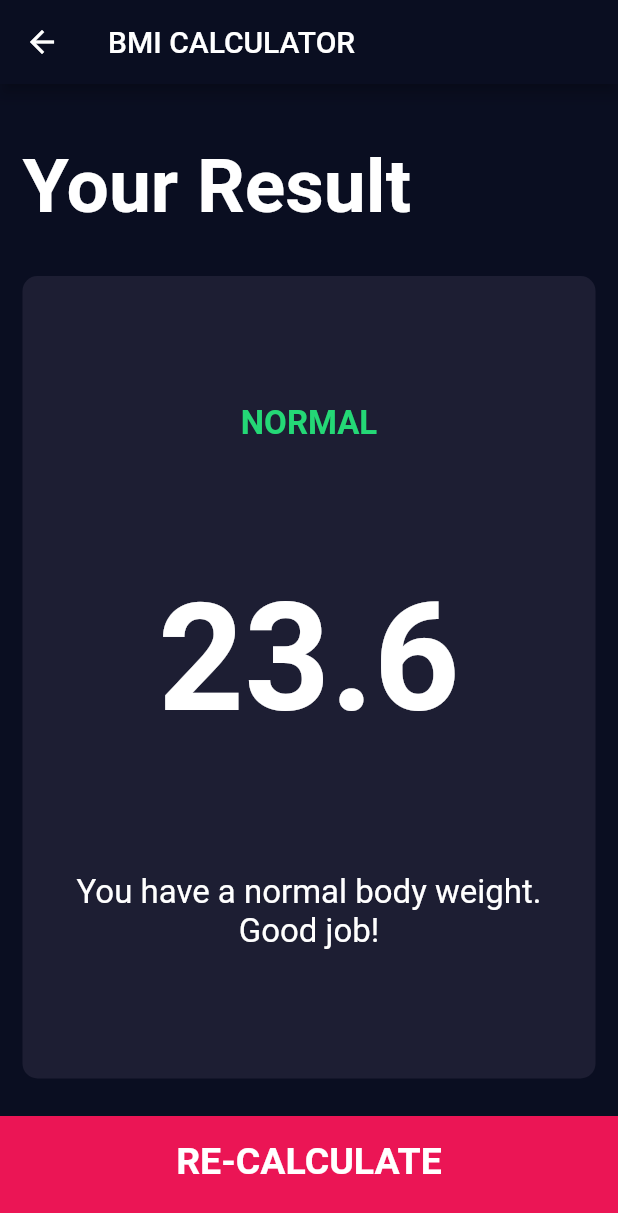
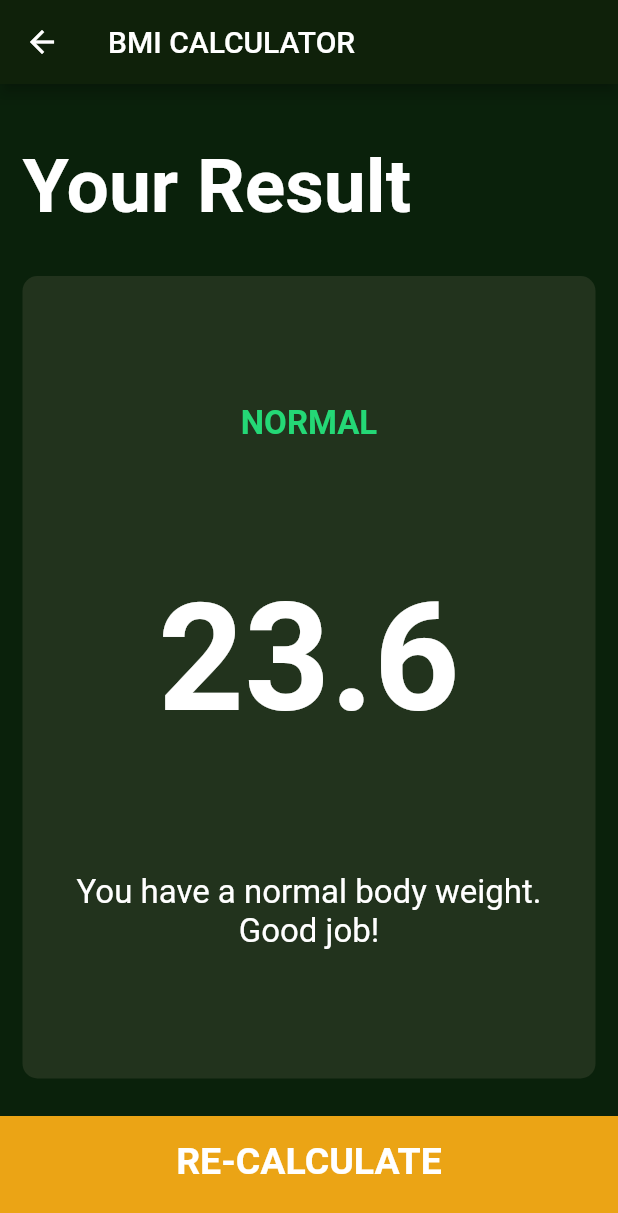
Before and after one commit to AhmadTomi/bmi_calc, a Flutter app: the screen it shows after launch, after a tap on the "remove" icon, after a tap on the "add" icon, after a tap on "CALCULATE", on a phone screen of 412 x 824 dp. Shown: the top 1213 px of the screen. Run offline on Flutter 3.47's test engine with Material 2 defaults, Android fonts, the phone set to English and light mode, and no system bars.

Commit message:
Modify Color UI

```diff
--- a/lib/data/class/human.dart
+++ b/lib/data/class/human.dart
@@ -6,19 +6,15 @@ class Human {
     int? height;
     int? weight;
     int? age;
-    double? bmi;
+    double? _bmi;
 
     Human({this.selectedGender,this.age,this.height,this.weight});
 
-    String calculateBMI() {
-      bmi = weight! / pow(height! / 100, 2);
-      return bmi!.toStringAsFixed(1);
-    }
 
     String getResult() {
-      if (bmi! >= 25) {
+      if (_bmi! >= 25) {
         return 'Overweight';
-      } else if (bmi! > 18.5) {
+      } else if (_bmi! > 18.5) {
         return 'Normal';
       } else {
         return 'Underweight';
@@ -26,12 +22,18 @@ class Human {
     }
 
     String getInterpretation() {
-      if (bmi! >= 25) {
+      if (_bmi! >= 25) {
         return 'You have a higher than normal body weight. Try to exercise more.';
-      } else if (bmi! > 18.5) {
+      } else if (_bmi! > 18.5) {
         return 'You have a normal body weight. Good job!';
       } else {
         return 'You have a lower than normal body weight. You can eat a bit more.';
       }
     }
+
+    String calculateBMI() {
+    _bmi = weight! / pow(height! / 100, 2);
+    var result = _bmi!.toStringAsFixed(1);
+    return result;
   }
+  }
--- a/lib/main.dart
+++ b/lib/main.dart
@@ -15,10 +15,10 @@ class MyApp extends StatelessWidget {
     return MaterialApp(
       title: 'BMI CALCULATOR',
       theme: ThemeData(
-        primaryColor: const Color(0xFF0A0E21),
-        scaffoldBackgroundColor: const Color(0xFF0A0E21),
+        primaryColor: const Color(0xFF0A2112),
+        scaffoldBackgroundColor: const Color(0xFF0A210B),
         appBarTheme: const AppBarTheme(
-          backgroundColor: Color(0xFF0A0E21),
+          backgroundColor: Color(0xFF0F210A),
         ),
       ),
       home: const InputPage(),
--- a/lib/pages/input_page.dart
+++ b/lib/pages/input_page.dart
@@ -18,7 +18,7 @@ class InputPage extends StatefulWidget {
 
 class _InputPageState extends State<InputPage> {
 
-  var Me = Human(selectedGender: Gender.male,age: 20, height: 150,weight: 53);
+  var me = Human(selectedGender: Gender.male,age: 20, height: 150,weight: 53);
 
   @override
   Widget build(BuildContext context) {
@@ -37,10 +37,10 @@ class _InputPageState extends State<InputPage> {
                   child: ReusableCard(
                     onPress: () {
                       setState(() {
-                        Me.selectedGender = Gender.male;
+                        me.selectedGender = Gender.male;
                       });
                     },
-                    colorWidget: Me.selectedGender == Gender.male
+                    colorWidget: me.selectedGender == Gender.male
                         ? kActiveCardColour
                         : kInactiveCardColour,
                     cardChild: const IconContent(
@@ -53,10 +53,10 @@ class _InputPageState extends State<InputPage> {
                   child: ReusableCard(
                     onPress: () {
                       setState(() {
-                        Me.selectedGender = Gender.female;
+                        me.selectedGender = Gender.female;
                       });
                     },
-                    colorWidget: Me.selectedGender == Gender.female
+                    colorWidget: me.selectedGender == Gender.female
                         ? kActiveCardColour
                         : kInactiveCardColour,
                     cardChild: const IconContent(
@@ -84,7 +84,7 @@ class _InputPageState extends State<InputPage> {
                     textBaseline: TextBaseline.alphabetic,
                     children: [
                       Text(
-                        Me.height.toString(),
+                        me.height.toString(),
                         style: kNumberTextStyle,
                       ),
                       const Text(
@@ -97,20 +97,21 @@ class _InputPageState extends State<InputPage> {
                     data: SliderTheme.of(context).copyWith(
                       inactiveTrackColor: const Color(0xFF8D8E98),
                       activeTickMarkColor: Colors.white,
-                      thumbColor: const Color(0xFFEB1555),
-                      overlayColor: const Color(0x29EB1555),
+                      thumbColor: const Color(0xFFEB9515),
+                      overlayColor: const Color(0x29EB8415),
+                      activeTrackColor: const Color(0xD02A8D34),
                       thumbShape:
                           const RoundSliderThumbShape(enabledThumbRadius: 15.0),
                       overlayShape:
                           const RoundSliderOverlayShape(overlayRadius: 30.0),
                     ),
                     child: Slider(
-                        value: Me.height!.toDouble(),
+                        value: me.height!.toDouble(),
                         min: 10.0,
                         max: 300.0,
                         onChanged: (double newValue) {
                           setState(() {
-                            Me.height = newValue.round();
+                            me.height = newValue.round();
                           });
                         }),
                   ),
@@ -132,7 +133,7 @@ class _InputPageState extends State<InputPage> {
                           style: kLabelTextStyle,
                         ),
                         Text(
-                          Me.weight.toString(),
+                          me.weight.toString(),
                           style: kNumberTextStyle,
                         ),
                         Row(
@@ -142,7 +143,7 @@ class _InputPageState extends State<InputPage> {
                               iconItem: Icons.remove,
                               onPress: () {
                                 setState(() {
-                                  Me.weight=(Me.weight)!-1;
+                                  me.weight=(me.weight)!-1;
                                 });
                               },
                             ),
@@ -153,7 +154,7 @@ class _InputPageState extends State<InputPage> {
                               iconItem: Icons.add,
                               onPress: () {
                                 setState(() {
-                                  Me.weight=(Me.weight)!+1;
+                                  me.weight=(me.weight)!+1;
                                 });
                               },
                             ),
@@ -174,7 +175,7 @@ class _InputPageState extends State<InputPage> {
                           style: kLabelTextStyle,
                         ),
                         Text(
-                          Me.age.toString(),
+                          me.age.toString(),
                           style: kNumberTextStyle,
                         ),
                         Row(
@@ -184,7 +185,7 @@ class _InputPageState extends State<InputPage> {
                               iconItem: Icons.remove,
                               onPress: () {
                                 setState(() {
-                                  Me.age=(Me.age)!-1;
+                                  me.age=(me.age)!-1;
                                 });
                               },
                             ),
@@ -195,7 +196,7 @@ class _InputPageState extends State<InputPage> {
                               iconItem: Icons.add,
                               onPress: () {
                                 setState(() {
-                                  Me.age=(Me.age)!+1;
+                                  me.age=(me.age)!+1;
                                 });
                               },
                             ),
@@ -215,9 +216,9 @@ class _InputPageState extends State<InputPage> {
                 context,
                 MaterialPageRoute(
                   builder: (context) => ResultPage(
-                    bmiResult: Me.calculateBMI(),
-                    resultText: Me.getResult(),
-                    interpretation: Me.getInterpretation(),
+                    bmiResult: me.calculateBMI(),
+                    resultText: me.getResult(),
+                    interpretation: me.getInterpretation(),
                   ),
                 ),
               );
--- a/lib/shared/theme.dart
+++ b/lib/shared/theme.dart
@@ -6,9 +6,9 @@ enum Gender {
 }
 
 const kBottomContainerHeight = 80.0;
-const kActiveCardColour = Color(0xFF1D1E33);
-const kInactiveCardColour = Color(0xFF111328);
-const kBottomContainerColour = Color(0xFFEB1555);
+const kActiveCardColour = Color(0xFF22331D);
+const kInactiveCardColour = Color(0xFF172811);
+const kBottomContainerColour = Color(0xFFEBA415);
 
 const kLabelTextStyle = TextStyle(
   fontSize: 18.0,
--- a/lib/widget/round_icon_button.dart
+++ b/lib/widget/round_icon_button.dart
@@ -20,7 +20,7 @@ class RoundIconButton extends StatelessWidget {
         height: 56.0,
       ),
       shape: const CircleBorder(),
-      fillColor: const Color(0xFF4C4F5E),
+      fillColor: const Color(0xFF4F5E4C),
     );
   }
 }
```
